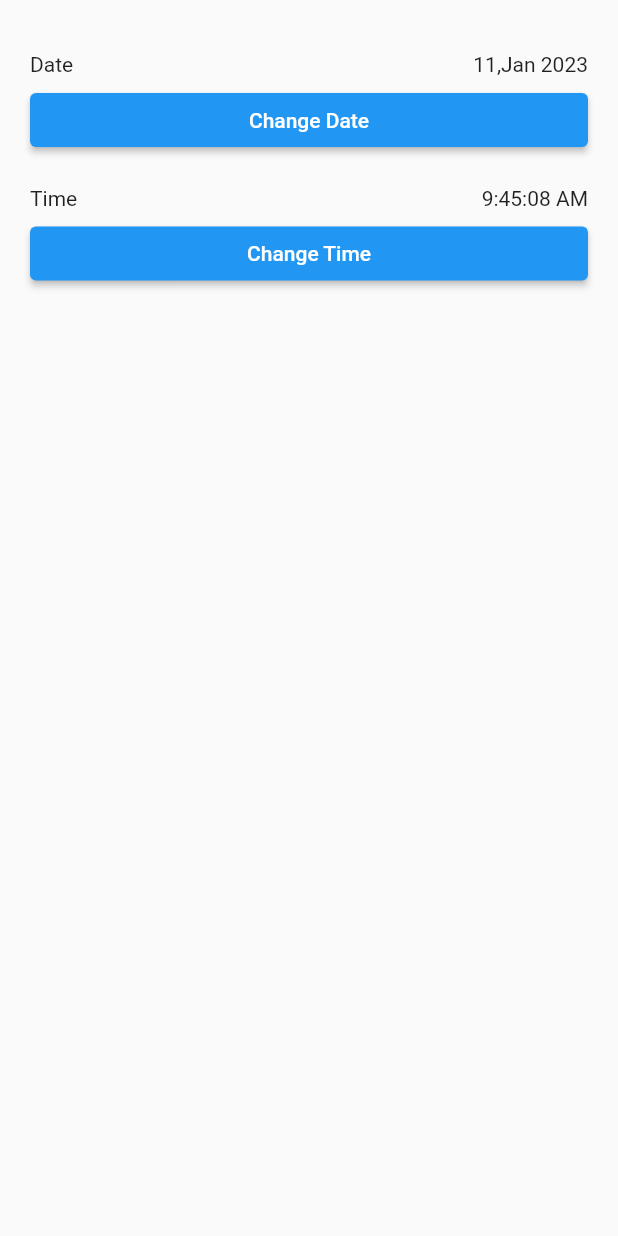
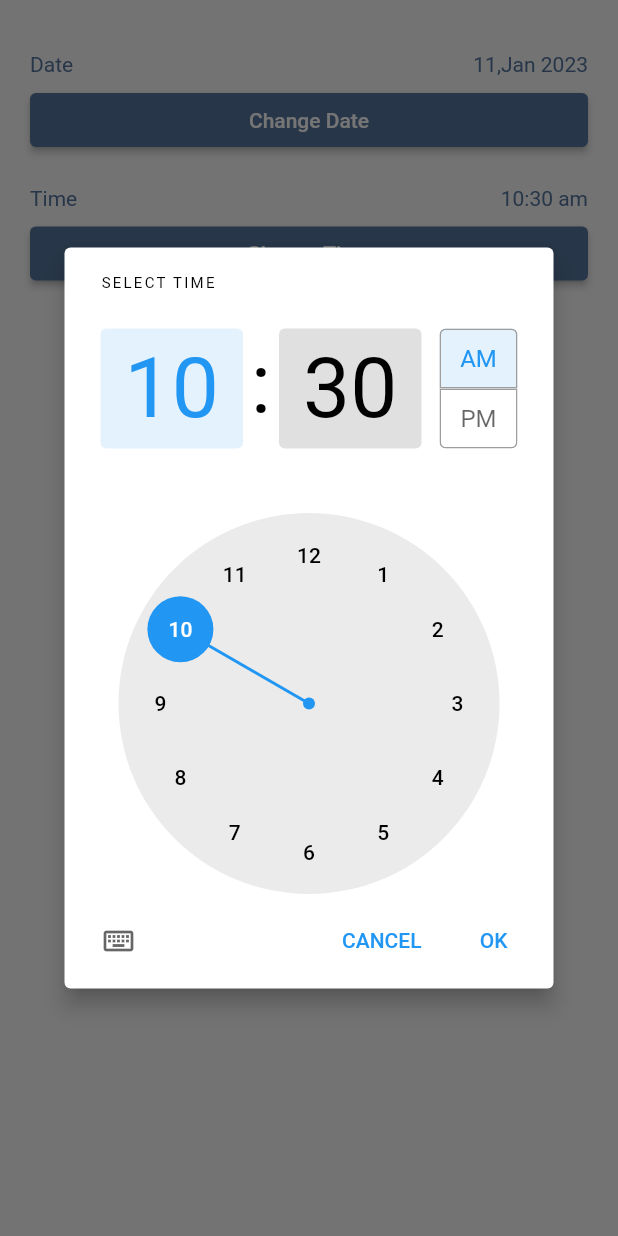
Before and after one commit to jenilkathiriya123/PlatForm_Convertor_App, a Flutter app: what setting() shows on an empty page, opened directly, after a tap on "Change Time", on a phone screen of 412 x 824 dp. Run offline on Flutter 3.47's test engine with Material 2 defaults, Android fonts, the phone set to English and light mode, and no system bars; our stand-ins replace image_picker.

Commit message:
second update

```diff
--- a/lib/views/components/settings.dart
+++ b/lib/views/components/settings.dart
@@ -9,6 +9,7 @@ class setting extends StatefulWidget {
 
 class _settingState extends State<setting> {
   DateTime currentDate = DateTime.now();
+  TimeOfDay currentTime = TimeOfDay.now();
 
   List<String> Months = [
     'Jan',
@@ -38,22 +39,36 @@ class _settingState extends State<setting> {
             crossAxisAlignment: CrossAxisAlignment.start,
             mainAxisAlignment: MainAxisAlignment.spaceBetween,
             children: [
-              Text("Date"),
               Text(
-                  '${currentDate.day},${Months[currentDate.month - 1]} ${currentDate.year}'),
+                "Date",
+                style: TextStyle(
+                  color: Color(0xff54759e),
+                ),
+              ),
+              Text(
+                '${currentDate.day},${Months[currentDate.month - 1]} ${currentDate.year}',
+                style: TextStyle(
+                  color: Color(0xff54759e),
+                ),
+              ),
             ],
           ),
           SizedBox(height: 5),
           Container(
             width: double.infinity,
             child: ElevatedButton(
+              style: ButtonStyle(
+                backgroundColor: MaterialStateProperty.resolveWith(
+                  (states) => Color(0xff54759e),
+                ),
+              ),
               child: Text("Change Date"),
               onPressed: () async {
                 DateTime? pickedDate = await showDatePicker(
                   context: context,
                   initialDate: currentDate,
                   firstDate: DateTime(2010),
-                  lastDate: DateTime(250),
+                  lastDate: DateTime(2050),
                 );
                 setState(() {
                   if (pickedDate != null) {
@@ -70,15 +85,53 @@ class _settingState extends State<setting> {
                 crossAxisAlignment: CrossAxisAlignment.start,
                 mainAxisAlignment: MainAxisAlignment.spaceBetween,
                 children: [
-                  Text("Time"),
-                  Text("9:45:08 AM"),
+                  Text(
+                    "Time",
+                    style: TextStyle(
+                      color: Color(0xff54759e),
+                    ),
+                  ),
+                  (currentTime.period.name == 'pm')
+                      ? Text(
+                          "${currentTime.hour}:${currentTime.minute} ${currentTime.period.name}",
+                          style: TextStyle(
+                            color: Color(0xff54759e),
+                          ),
+                        )
+                      : Text(
+                          "${currentTime.hour}:${currentTime.minute} ${currentTime.period.name}",
+                          style: TextStyle(
+                            color: Color(0xff54759e),
+                          ),
+                        ),
                 ],
               ),
               SizedBox(height: 5),
               Container(
                 width: double.infinity,
                 child: ElevatedButton(
-                  onPressed: () {},
+                  style: ButtonStyle(
+                    backgroundColor: MaterialStateProperty.resolveWith(
+                      (states) => Color(0xff54759e),
+                    ),
+                  ),
+                  onPressed: () async {
+                    TimeOfDay? pickedTime = await showTimePicker(
+                        context: context,
+                        initialTime: currentTime,
+                        builder: (context, widget) {
+                          return MediaQuery(
+                              data: MediaQuery.of(context).copyWith(
+                                alwaysUse24HourFormat: false,
+                              ),
+                              child: widget!);
+                        });
+                    setState(() {
+                      if (pickedTime != null) {
+                        currentTime = pickedTime;
+                      }
+                    });
+                  },
                   child: Text("Change Time"),
                 ),
               ),
```
Also changed, not shown: lib/views/components/stepper.dart (+23 -1 lines), lib/views/screens/HomePage.dart (+5 -4 lines).
